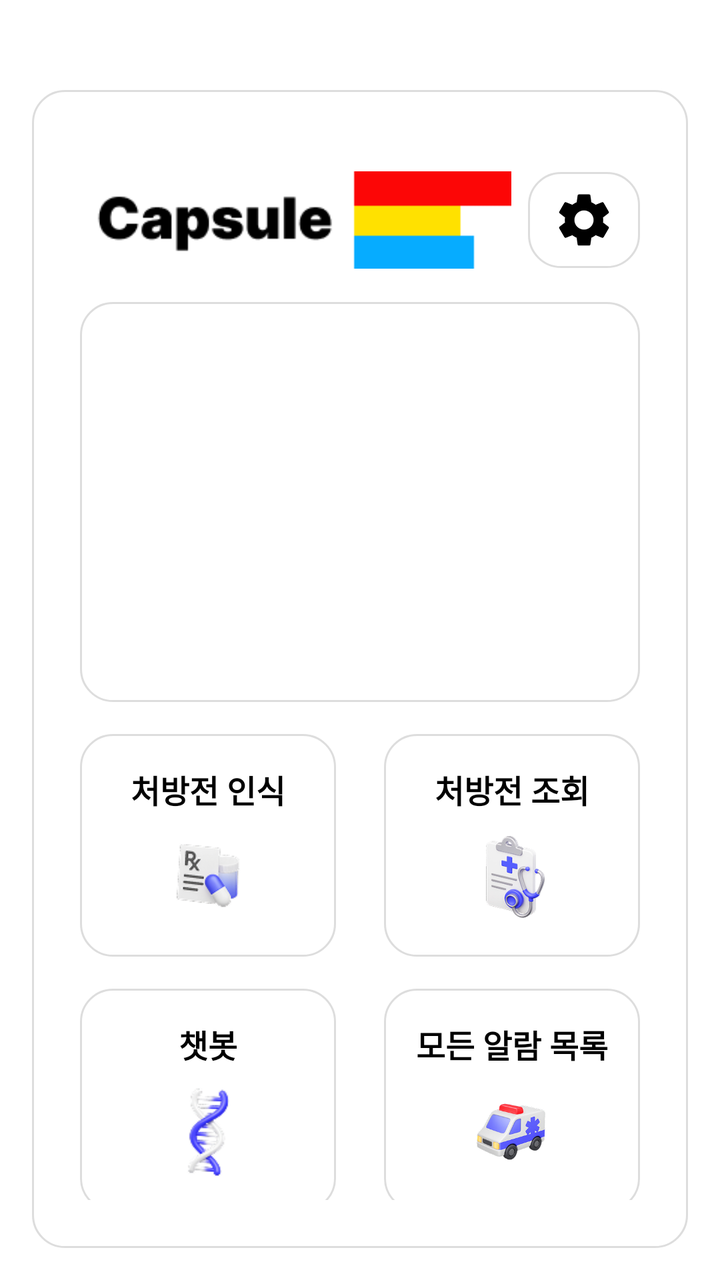
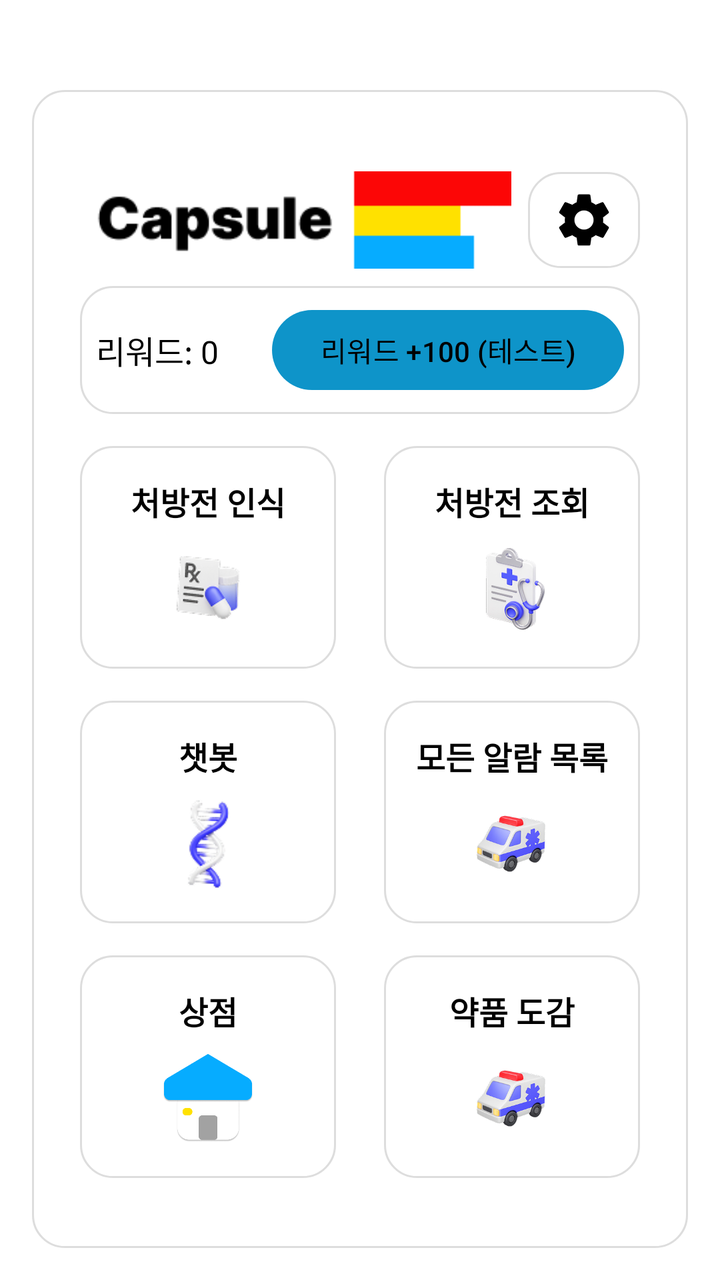

Before-and-after screenshots of an Android layout around one commit, followed by the original layout XML and the change that was made.
<!-- AndroidManifest.xml: application theme Theme.MyApplication -->
<!-- res/layout/activity_main.xml -->
<?xml version="1.0" encoding="utf-8"?>
<androidx.constraintlayout.widget.ConstraintLayout
    xmlns:android="http://schemas.android.com/apk/res/android"
    xmlns:app="http://schemas.android.com/apk/res-auto"
    xmlns:tools="http://schemas.android.com/tools"
    android:layout_width="match_parent"
    android:layout_height="match_parent"
    android:background="#FFFFFF"
    android:padding="16dp"
    tools:context=".MainActivity">

    
    <androidx.constraintlayout.widget.ConstraintLayout
        android:id="@+id/homeCard"
        android:layout_width="0dp"
        android:layout_height="0dp"
        android:background="@drawable/rounded_button_white"
        android:layout_marginTop="29dp"
        android:padding="24dp"
        app:layout_constraintTop_toTopOf="parent"
        app:layout_constraintBottom_toBottomOf="parent"
        app:layout_constraintStart_toStartOf="parent"
        app:layout_constraintEnd_toEndOf="parent">

        <androidx.constraintlayout.widget.ConstraintLayout
            android:id="@+id/logoArea"
            android:layout_width="match_parent"
            android:layout_height="50dp"
            android:layout_marginTop="16dp"
            android:layout_marginBottom="24dp"
            app:layout_constraintTop_toTopOf="parent"
            app:layout_constraintStart_toStartOf="parent"
            app:layout_constraintEnd_toEndOf="parent">

            
            <LinearLayout
                android:id="@+id/headerLogo"
                android:layout_width="0dp"
                android:layout_height="wrap_content"
                android:gravity="start|center_vertical"
                android:orientation="horizontal"
                android:paddingStart="8dp"
                android:paddingEnd="8dp"
                app:layout_constraintStart_toStartOf="parent"
                app:layout_constraintEnd_toStartOf="@id/button_Settings"
                app:layout_constraintTop_toTopOf="parent"
                app:layout_constraintBottom_toBottomOf="parent"
                app:layout_constraintHorizontal_weight="4">

                <ImageView
                    android:id="@+id/appLogo"
                    android:layout_width="wrap_content"
                    android:layout_height="wrap_content"
                    android:contentDescription="Capsule 로고"
                    android:adjustViewBounds="true"
                    android:src="@drawable/logo" />
            </LinearLayout>

            
            <LinearLayout
                android:id="@+id/button_Settings"
                android:layout_width="0dp"
                android:layout_height="wrap_content"
                android:background="@drawable/rounded_button_white"
                android:gravity="center"
                android:padding="8dp"
                app:layout_constraintStart_toEndOf="@id/headerLogo"
                app:layout_constraintEnd_toEndOf="parent"
                app:layout_constraintTop_toTopOf="parent"
                app:layout_constraintBottom_toBottomOf="parent"
                app:layout_constraintHorizontal_weight="1">

                <ImageView
                    android:layout_width="32dp"
                    android:layout_height="32dp"
                    android:src="@drawable/settings" />
            </LinearLayout>

        </androidx.constraintlayout.widget.ConstraintLayout>


        
        <LinearLayout
            android:id="@+id/currentMedWrapper"
            android:layout_width="match_parent"
            android:layout_height="200dp"
            android:background="@drawable/rounded_button_white"
            android:orientation="vertical"
            android:padding="16dp"
            android:layout_marginBottom="24dp"
            app:layout_constraintTop_toBottomOf="@id/logoArea"
            android:layout_marginTop="16dp"
            app:layout_constraintStart_toStartOf="parent"
            app:layout_constraintEnd_toEndOf="parent">
        </LinearLayout>

        
        <LinearLayout
            android:id="@+id/rowTopActions"
            android:layout_width="match_parent"
            android:layout_height="wrap_content"
            android:gravity="center"
            android:orientation="horizontal"
            android:layout_marginBottom="24dp"
            app:layout_constraintTop_toBottomOf="@id/currentMedWrapper"
            android:layout_marginTop="16dp"
            app:layout_constraintStart_toStartOf="parent"
            app:layout_constraintEnd_toEndOf="parent">

            
            <LinearLayout
                android:id="@+id/button_OCR"
                android:layout_width="0dp"
                android:layout_height="wrap_content"
                android:layout_weight="1"
                android:background="@drawable/rounded_button_white"
                android:gravity="center"
                android:orientation="vertical"
                android:padding="16dp"
                android:layout_marginEnd="12dp">

                <TextView
                    android:layout_width="wrap_content"
                    android:layout_height="wrap_content"
                    android:layout_marginBottom="8dp"
                    android:text="처방전 인식"
                    android:textColor="#000000"
                    android:textSize="16sp"
                    android:textStyle="bold" />

                <ImageView
                    android:layout_width="48dp"
                    android:layout_height="48dp"
                    android:src="@drawable/recognize"
                    android:contentDescription="@string/btn_prescription_ocr" />
            </LinearLayout>

            
            <LinearLayout
                android:id="@+id/button_ViewPrescription"
                android:layout_width="0dp"
                android:layout_height="wrap_content"
                android:layout_weight="1"
                android:background="@drawable/rounded_button_white"
                android:gravity="center"
                android:orientation="vertical"
                android:padding="16dp"
                android:layout_marginStart="12dp">

                <TextView
                    android:layout_width="wrap_content"
                    android:layout_height="wrap_content"
                    android:layout_marginBottom="8dp"
                    android:text="처방전 조회"
                    android:textColor="#000000"
                    android:textSize="16sp"
                    android:textStyle="bold" />

                <ImageView
                    android:layout_width="48dp"
                    android:layout_height="48dp"
                    android:src="@drawable/searchhome"
                    android:contentDescription="@string/btn_prescription_view" />
            </LinearLayout>
        </LinearLayout>

        
        <LinearLayout
            android:id="@+id/rowMidActions"
            android:layout_width="match_parent"
            android:layout_height="wrap_content"
            android:gravity="center"
            android:orientation="horizontal"
            android:layout_marginBottom="24dp"
            app:layout_constraintTop_toBottomOf="@id/rowTopActions"
            android:layout_marginTop="16dp"
            app:layout_constraintStart_toStartOf="parent"
            app:layout_constraintEnd_toEndOf="parent">

            
            <LinearLayout
                android:id="@+id/button_ChatBot"
                android:layout_width="0dp"
                android:layout_height="wrap_content"
                android:layout_weight="1"
                android:background="@drawable/rounded_button_white"
                android:gravity="center"
                android:orientation="vertical"
                android:padding="16dp"
                android:layout_marginEnd="12dp">

                <TextView
                    android:layout_width="wrap_content"
                    android:layout_height="wrap_content"
                    android:layout_marginBottom="8dp"
                    android:text="챗봇"
                    android:textColor="#000000"
                    android:textSize="16sp"
                    android:textStyle="bold" />

                <ImageView
                    android:layout_width="48dp"
                    android:layout_height="48dp"
                    android:src="@drawable/genechatbot"
                    android:contentDescription="@string/btn_graph" />
            </LinearLayout>

            
            <LinearLayout
                android:id="@+id/button_AllAlarmList"
                android:layout_width="0dp"
                android:layout_height="wrap_content"
                android:layout_weight="1"
                android:background="@drawable/rounded_button_white"
                android:gravity="center"
                android:orientation="vertical"
                android:padding="16dp"
                android:layout_marginStart="12dp">

                <TextView
                    android:layout_width="wrap_content"
                    android:layout_height="wrap_content"
                    android:layout_marginBottom="8dp"
                    android:text="모든 알람 목록"
                    android:textColor="#000000"
                    android:textSize="16sp"
                    android:textStyle="bold" />

                <ImageView
                    android:layout_width="48dp"
                    android:layout_height="48dp"
                    android:src="@drawable/alarmhome"
                    android:contentDescription="@string/btn_all_alarm_list" />
            </LinearLayout>
        </LinearLayout>

    </androidx.constraintlayout.widget.ConstraintLayout>

    
    <FrameLayout
        android:id="@+id/loadingOverlay"
        android:layout_width="0dp"
        android:layout_height="0dp"
        android:background="#80000000"
        android:visibility="gone"
        android:clickable="true"
        android:focusable="true"
        app:layout_constraintTop_toTopOf="parent"
        app:layout_constraintBottom_toBottomOf="parent"
        app:layout_constraintStart_toStartOf="parent"
        app:layout_constraintEnd_toEndOf="parent">

        <ProgressBar
            android:id="@+id/loadingBar"
            android:layout_width="wrap_content"
            android:layout_height="wrap_content"
            android:layout_gravity="center" />
    </FrameLayout>

</androidx.constraintlayout.widget.ConstraintLayout>
<!-- resources referenced by this layout -->
<resources>
  <!-- drawable alarmhome: png bitmap (drawable, 33368 bytes) -->
  <!-- drawable genechatbot: png bitmap (drawable, 5332 bytes) -->
  <!-- drawable logo: png bitmap (drawable, 2117 bytes) -->
  <!-- drawable recognize: png bitmap (drawable, 7539 bytes) -->
  <!-- drawable rounded_button_white (drawable) -->
  <?xml version="1.0" encoding="utf-8"?>
  <shape xmlns:android="http://schemas.android.com/apk/res/android">
      <solid android:color="#FFFFFF" />
      <corners android:radius="16dp" />
      <stroke android:width="1dp" android:color="#DDDDDD" />
  </shape>
  <!-- drawable searchhome: png bitmap (drawable, 26559 bytes) -->
  <!-- drawable settings (drawable) -->
  <?xml version="1.0" encoding="utf-8"?>
  <vector xmlns:android="http://schemas.android.com/apk/res/android"
      android:width="24dp"
      android:height="24dp"
      android:viewportWidth="24"
      android:viewportHeight="24">
  
      <path
          android:fillColor="#FF000000"
          android:pathData="M19.14,12.94c0.04,-0.3 0.06,-0.61 0.06,-0.94 0,-0.32 -0.02,-0.64 -0.07,-0.94l2.03,-1.58c0.18,-0.14 0.23,-0.41 0.12,-0.61l-1.92,-3.32c-0.12,-0.22 -0.37,-0.29 -0.59,-0.22l-2.39,0.96c-0.5,-0.38 -1.03,-0.7 -1.62,-0.94L14.4,2.81c-0.04,-0.24 -0.24,-0.41 -0.48,-0.41h-3.84c-0.24,0 -0.43,0.17 -0.47,0.41L9.25,5.35C8.66,5.59 8.12,5.92 7.63,6.29L5.24,5.33c-0.22,-0.09 -0.47,0 -0.59,0.22L2.74,8.87C2.62,9.08 2.66,9.34 2.86,9.48l2.03,1.58C4.84,11.36 4.8,11.69 4.8,12c0,0.31 0.02,0.63 0.07,0.93l-2.03,1.58c-0.18,0.14 -0.23,0.41 -0.12,0.61l1.92,3.32c0.12,0.22 0.37,0.29 0.59,0.22l2.39,-0.96c0.5,0.38 1.03,0.7 1.62,0.94l0.36,2.54c0.05,0.24 0.24,0.41 0.48,0.41h3.84c0.24,0 0.44,-0.17 0.48,-0.41l0.36,-2.54c0.59,-0.24 1.13,-0.56 1.62,-0.94l2.39,0.96c0.22,0.09 0.47,0 0.59,-0.22l1.92,-3.32c0.12,-0.22 0.07,-0.47 -0.12,-0.61l-2.03,-1.58zM12,15.6c-1.98,0 -3.6,-1.62 -3.6,-3.6s1.62,-3.6 3.6,-3.6 3.6,1.62 3.6,3.6 -1.62,3.6 -3.6,3.6z"/>
  </vector>
  <string name="btn_all_alarm_list">모든 알람 목록</string>
  <string name="btn_graph">혈당/혈압 그래프</string>
  <string name="btn_prescription_ocr">처방전 인식</string>
  <string name="btn_prescription_view">처방전 조회</string>
  <style name="Theme.MyApplication" parent="Base.Theme.MyApplication" />
  <style name="Base.Theme.MyApplication" parent="Theme.Material3.DayNight.NoActionBar">
          
          <item name="colorPrimary">@color/primary</item>
          <item name="colorOnPrimary">@color/textPrimary</item>
  
          <item name="android:colorBackground">@color/background</item>
          <item name="android:textColor">@color/textPrimary</item>
  
          <item name="android:statusBarColor">@color/background</item>
          <item name="android:navigationBarColor">@color/background</item>
      </style>
  <color name="primary">#0E94C9</color>
  <color name="textPrimary">#000000</color>
  <color name="background">#FFFFFF</color>
</resources>

<!-- the commit's change to res/layout/activity_main.xml (unified diff, before → after) -->
@@ -78,38 +78,195 @@
 
         </androidx.constraintlayout.widget.ConstraintLayout>
 
-
         
         <LinearLayout
-            android:id="@+id/currentMedWrapper"
-            android:layout_width="match_parent"
-            android:layout_height="200dp"
-            android:background="@drawable/rounded_button_white"
-            android:orientation="vertical"
-            android:padding="16dp"
+            android:id="@+id/rewardBar"
+            android:layout_width="match_parent"
+            android:layout_height="wrap_content"
+            android:orientation="horizontal"
+            android:gravity="center_vertical"
+            android:padding="8dp"
+            android:layout_marginTop="8dp"
+            android:layout_marginBottom="16dp"
+            app:layout_constraintTop_toBottomOf="@id/logoArea"
+            android:background="@drawable/rounded_button_white">
+
+            <TextView
+                android:id="@+id/tvRewardBalance"
+                android:layout_width="0dp"
+                android:layout_height="wrap_content"
+                android:layout_weight="1"
+                android:text="리워드: 0"
+                android:textColor="#000000"
+                android:textSize="16sp" />
+
+            <Button
+                android:id="@+id/btnAdd100"
+                android:layout_width="wrap_content"
+                android:layout_height="wrap_content"
+                android:text="리워드 +100 (테스트)" />
+        </LinearLayout>
+
+
+        
+
+        
+        <LinearLayout
+            android:id="@+id/rowTopActions"
+            android:layout_width="match_parent"
+            android:layout_height="wrap_content"
+            android:gravity="center"
+            android:orientation="horizontal"
             android:layout_marginBottom="24dp"
-            app:layout_constraintTop_toBottomOf="@id/logoArea"
+            app:layout_constraintTop_toBottomOf="@id/rewardBar"
             android:layout_marginTop="16dp"
             app:layout_constraintStart_toStartOf="parent"
             app:layout_constraintEnd_toEndOf="parent">
+
+            
+            <LinearLayout
+                android:id="@+id/button_OCR"
+                android:layout_width="0dp"
+                android:layout_height="wrap_content"
+                android:layout_weight="1"
+                android:background="@drawable/rounded_button_white"
+                android:gravity="center"
+                android:orientation="vertical"
+                android:padding="16dp"
+                android:layout_marginEnd="12dp">
+
+                <TextView
+                    android:layout_width="wrap_content"
+                    android:layout_height="wrap_content"
+                    android:layout_marginBottom="8dp"
+                    android:text="처방전 인식"
+                    android:textColor="#000000"
+                    android:textSize="16sp"
+                    android:textStyle="bold" />
+
+                <ImageView
+                    android:layout_width="48dp"
+                    android:layout_height="48dp"
+                    android:src="@drawable/recognize"
+                    android:contentDescription="@string/btn_prescription_ocr" />
+            </LinearLayout>
+
+            
+            <LinearLayout
+                android:id="@+id/button_ViewPrescription"
+                android:layout_width="0dp"
+                android:layout_height="wrap_content"
+                android:layout_weight="1"
+                android:background="@drawable/rounded_button_white"
+                android:gravity="center"
+                android:orientation="vertical"
+                android:padding="16dp"
+                android:layout_marginStart="12dp">
+
+                <TextView
+                    android:layout_width="wrap_content"
+                    android:layout_height="wrap_content"
+                    android:layout_marginBottom="8dp"
+                    android:text="처방전 조회"
+                    android:textColor="#000000"
+                    android:textSize="16sp"
+                    android:textStyle="bold" />
+
+                <ImageView
+                    android:layout_width="48dp"
+                    android:layout_height="48dp"
+                    android:src="@drawable/searchhome"
+                    android:contentDescription="@string/btn_prescription_view" />
+            </LinearLayout>
         </LinearLayout>
 
+
         
         <LinearLayout
-            android:id="@+id/rowTopActions"
+            android:id="@+id/rowMidActions"
             android:layout_width="match_parent"
             android:layout_height="wrap_content"
             android:gravity="center"
             android:orientation="horizontal"
             android:layout_marginBottom="24dp"
-            app:layout_constraintTop_toBottomOf="@id/currentMedWrapper"
+            android:layout_marginTop="16dp"
+            app:layout_constraintTop_toBottomOf="@id/rowTopActions"
+            app:layout_constraintStart_toStartOf="parent"
+            app:layout_constraintEnd_toEndOf="parent">
+
+            
+            <LinearLayout
+                android:id="@+id/button_ChatBot"
+                android:layout_width="0dp"
+                android:layout_height="wrap_content"
+                android:layout_weight="1"
+                android:background="@drawable/rounded_button_white"
+                android:gravity="center"
+                android:orientation="vertical"
+                android:padding="16dp"
+                android:layout_marginEnd="12dp">
+
+                <TextView
+                    android:layout_width="wrap_content"
+                    android:layout_height="wrap_content"
+                    android:layout_marginBottom="8dp"
+                    android:text="챗봇"
+                    android:textColor="#000000"
+                    android:textSize="16sp"
+                    android:textStyle="bold" />
+
+                <ImageView
+                    android:layout_width="48dp"
+                    android:layout_height="48dp"
+                    android:src="@drawable/genechatbot"
+                    android:contentDescription="@string/btn_graph" />
+            </LinearLayout>
+
+            
+            <LinearLayout
+                android:id="@+id/button_AllAlarmList"
+                android:layout_width="0dp"
+                android:layout_height="wrap_content"
+                android:layout_weight="1"
+                android:background="@drawable/rounded_button_white"
+                android:gravity="center"
+                android:orientation="vertical"
+                android:padding="16dp"
+                android:layout_marginStart="12dp">
+
+                <TextView
+                    android:layout_width="wrap_content"
+                    android:layout_height="wrap_content"
+                    android:layout_marginBottom="8dp"
+                    android:text="모든 알람 목록"
+                    android:textColor="#000000"
+                    android:textSize="16sp"
+                    android:textStyle="bold" />
+
+                <ImageView
+                    android:layout_width="48dp"
+                    android:layout_height="48dp"
+                    android:src="@drawable/alarmhome"
+                    android:contentDescription="@string/btn_all_alarm_list" />
+            </LinearLayout>
+        </LinearLayout>
+
+        
+        <LinearLayout
+            android:id="@+id/rowBottomActions"
+            android:layout_width="match_parent"
+            android:layout_height="wrap_content"
+            android:gravity="center"
+            android:orientation="horizontal"
+            android:layout_marginBottom="24dp"
+            app:layout_constraintTop_toBottomOf="@id/rowMidActions"
             android:layout_marginTop="16dp"
             app:layout_constraintStart_toStartOf="parent"
             app:layout_constraintEnd_toEndOf="parent">
 
             
             <LinearLayout
-                android:id="@+id/button_OCR"
+                android:id="@+id/button_ShopPage"
                 android:layout_width="0dp"
                 android:layout_height="wrap_content"
                 android:layout_weight="1"
@@ -123,21 +280,21 @@
                     android:layout_width="wrap_content"
                     android:layout_height="wrap_content"
                     android:layout_marginBottom="8dp"
-                    android:text="처방전 인식"
-                    android:textColor="#000000"
-                    android:textSize="16sp"
-                    android:textStyle="bold" />
-
-                <ImageView
-                    android:layout_width="48dp"
-                    android:layout_height="48dp"
-                    android:src="@drawable/recognize"
-                    android:contentDescription="@string/btn_prescription_ocr" />
-            </LinearLayout>
-
-            
-            <LinearLayout
-                android:id="@+id/button_ViewPrescription"
+                    android:text="상점"
+                    android:textColor="#000000"
+                    android:textSize="16sp"
+                    android:textStyle="bold" />
+
+                <ImageView
+                    android:layout_width="48dp"
+                    android:layout_height="48dp"
+                    android:src="@drawable/ic_shop"
+                    android:contentDescription="@string/btn_graph" />
+            </LinearLayout>
+
+            
+            <LinearLayout
+                android:id="@+id/button_MedicineDex"
                 android:layout_width="0dp"
                 android:layout_height="wrap_content"
                 android:layout_weight="1"
@@ -151,77 +308,7 @@
                     android:layout_width="wrap_content"
                     android:layout_height="wrap_content"
                     android:layout_marginBottom="8dp"
-                    android:text="처방전 조회"
-                    android:textColor="#000000"
-                    android:textSize="16sp"
-                    android:textStyle="bold" />
-
-                <ImageView
-                    android:layout_width="48dp"
-                    android:layout_height="48dp"
-                    android:src="@drawable/searchhome"
-                    android:contentDescription="@string/btn_prescription_view" />
-            </LinearLayout>
-        </LinearLayout>
-
-        
-        <LinearLayout
-            android:id="@+id/rowMidActions"
-            android:layout_width="match_parent"
-            android:layout_height="wrap_content"
-            android:gravity="center"
-            android:orientation="horizontal"
-            android:layout_marginBottom="24dp"
-            app:layout_constraintTop_toBottomOf="@id/rowTopActions"
-            android:layout_marginTop="16dp"
-            app:layout_constraintStart_toStartOf="parent"
-            app:layout_constraintEnd_toEndOf="parent">
-
-            
-            <LinearLayout
-                android:id="@+id/button_ChatBot"
-                android:layout_width="0dp"
-                android:layout_height="wrap_content"
-                android:layout_weight="1"
-                android:background="@drawable/rounded_button_white"
-                android:gravity="center"
-                android:orientation="vertical"
-                android:padding="16dp"
-                android:layout_marginEnd="12dp">
-
-                <TextView
-                    android:layout_width="wrap_content"
-                    android:layout_height="wrap_content"
-                    android:layout_marginBottom="8dp"
-                    android:text="챗봇"
-                    android:textColor="#000000"
-                    android:textSize="16sp"
-                    android:textStyle="bold" />
-
-                <ImageView
-                    android:layout_width="48dp"
-                    android:layout_height="48dp"
-                    android:src="@drawable/genechatbot"
-                    android:contentDescription="@string/btn_graph" />
-            </LinearLayout>
-
-            
-            <LinearLayout
-                android:id="@+id/button_AllAlarmList"
-                android:layout_width="0dp"
-                android:layout_height="wrap_content"
-                android:layout_weight="1"
-                android:background="@drawable/rounded_button_white"
-                android:gravity="center"
-                android:orientation="vertical"
-                android:padding="16dp"
-                android:layout_marginStart="12dp">
-
-                <TextView
-                    android:layout_width="wrap_content"
-                    android:layout_height="wrap_content"
-                    android:layout_marginBottom="8dp"
-                    android:text="모든 알람 목록"
+                    android:text="약품 도감"
                     android:textColor="#000000"
                     android:textSize="16sp"
                     android:textStyle="bold" />
@@ -232,7 +319,9 @@
                     android:src="@drawable/alarmhome"
                     android:contentDescription="@string/btn_all_alarm_list" />
             </LinearLayout>
+
         </LinearLayout>
+
 
     </androidx.constraintlayout.widget.ConstraintLayout>
 
<!-- resource entries referenced after the edit -->
@@ -2,6 +2,7 @@
 <resources>
   <!-- drawable alarmhome: png bitmap (drawable, 33368 bytes) -->
   <!-- drawable genechatbot: png bitmap (drawable, 5332 bytes) -->
+  <!-- drawable ic_shop: png bitmap (drawable, 11216 bytes) -->
   <!-- drawable logo: png bitmap (drawable, 2117 bytes) -->
   <!-- drawable recognize: png bitmap (drawable, 7539 bytes) -->
   <!-- drawable rounded_button_white (drawable) -->
